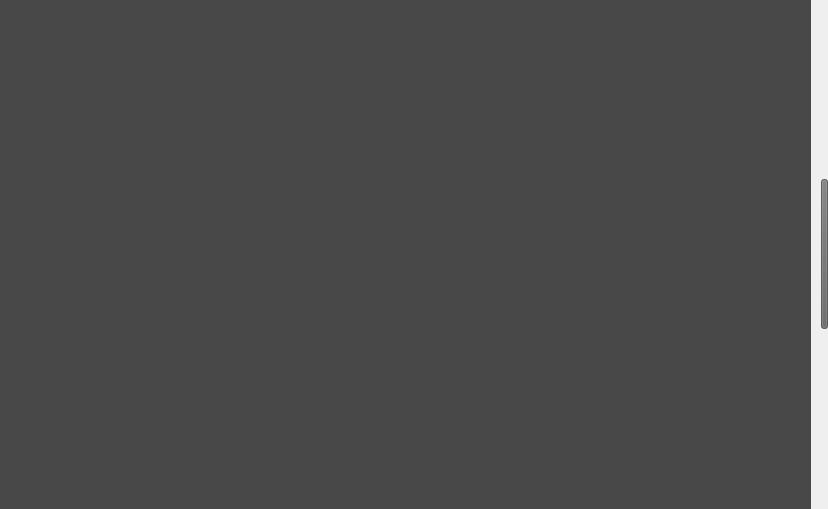
Qt form zapzap/view/drawer.ui (rafatosta/zapzap) before a commit.
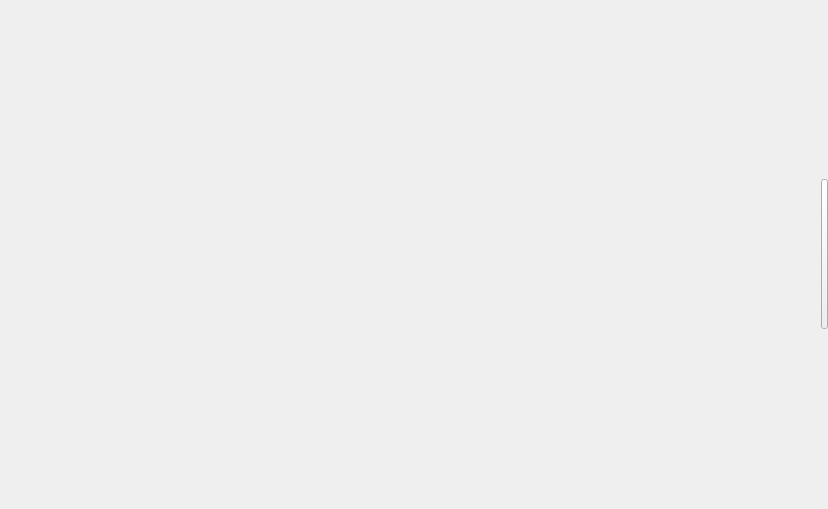
The same form after that commit.

Patch:
```diff
--- a/zapzap/view/drawer.ui
+++ b/zapzap/view/drawer.ui
@@ -26,17 +26,7 @@
    <bool>false</bool>
   </property>
   <property name="styleSheet">
-   <string notr="true">QWidget#blur{
-	background-color: rgba(0, 0, 0, 0.7);
-    border-radius: 0px;
-}
-
-QPushButton#openDrawerButton
-{
-    background-color:  rgba(100, 100, 100, 0.8);
-    border: 0.01em solid rgba(100, 100, 100, 0.8);
-    border-radius: 0.09em;
-}</string>
+   <string notr="true"/>
   </property>
   <layout class="QHBoxLayout" name="horizontalLayout_2">
    <property name="spacing">
@@ -56,6 +46,9 @@
    </property>
    <item>
     <widget class="QWidget" name="blur" native="true">
+     <property name="autoFillBackground">
+      <bool>false</bool>
+     </property>
      <layout class="QHBoxLayout" name="horizontalLayout">
       <property name="spacing">
        <number>0</number>
```
